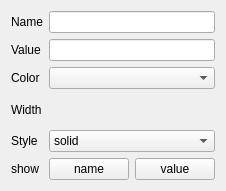
Qt form src/Interface/EdgePropertiesWidget.ui (KDE/rocs) before a commit.
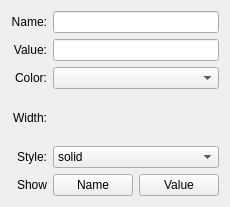
The same form after that commit. Custom widgets are drawn as their Qt base class.

Commit message: align labels to the right

The edit to the form file:
```diff
--- a/src/Interface/EdgePropertiesWidget.ui
+++ b/src/Interface/EdgePropertiesWidget.ui
@@ -6,8 +6,8 @@
    <rect>
     <x>0</x>
     <y>0</y>
-    <width>190</width>
-    <height>191</height>
+    <width>223</width>
+    <height>207</height>
    </rect>
   </property>
   <property name="windowTitle">
@@ -17,21 +17,30 @@
    <item row="2" column="0">
     <widget class="QLabel" name="label_2">
      <property name="text">
-      <string>Value</string>
+      <string>Value:</string>
+     </property>
+     <property name="alignment">
+      <set>Qt::AlignRight|Qt::AlignTrailing|Qt::AlignVCenter</set>
      </property>
     </widget>
    </item>
    <item row="3" column="0">
     <widget class="QLabel" name="label_3">
      <property name="text">
-      <string>Color</string>
+      <string>Color:</string>
+     </property>
+     <property name="alignment">
+      <set>Qt::AlignRight|Qt::AlignTrailing|Qt::AlignVCenter</set>
      </property>
     </widget>
    </item>
    <item row="4" column="0">
     <widget class="QLabel" name="label_4">
      <property name="text">
-      <string>Width</string>
+      <string>Width:</string>
+     </property>
+     <property name="alignment">
+      <set>Qt::AlignRight|Qt::AlignTrailing|Qt::AlignVCenter</set>
      </property>
     </widget>
    </item>
@@ -41,7 +50,10 @@
    <item row="5" column="0">
     <widget class="QLabel" name="label_5">
      <property name="text">
-      <string>Style</string>
+      <string>Style:</string>
+     </property>
+     <property name="alignment">
+      <set>Qt::AlignRight|Qt::AlignTrailing|Qt::AlignVCenter</set>
      </property>
     </widget>
    </item>
@@ -81,14 +93,17 @@
    <item row="1" column="0">
     <widget class="QLabel" name="label">
      <property name="text">
-      <string>Name</string>
+      <string>Name:</string>
+     </property>
+     <property name="alignment">
+      <set>Qt::AlignRight|Qt::AlignTrailing|Qt::AlignVCenter</set>
      </property>
     </widget>
    </item>
    <item row="6" column="2">
     <widget class="KPushButton" name="_showName">
      <property name="text">
-      <string>name</string>
+      <string>Name</string>
      </property>
      <property name="checkable">
       <bool>true</bool>
@@ -98,7 +113,7 @@
    <item row="6" column="3">
     <widget class="KPushButton" name="_showValue">
      <property name="text">
-      <string>value</string>
+      <string>Value</string>
      </property>
      <property name="checkable">
       <bool>true</bool>
@@ -108,7 +123,10 @@
    <item row="6" column="0">
     <widget class="QLabel" name="label_6">
      <property name="text">
-      <string>show</string>
+      <string>Show</string>
+     </property>
+     <property name="alignment">
+      <set>Qt::AlignRight|Qt::AlignTrailing|Qt::AlignVCenter</set>
      </property>
     </widget>
    </item>
```
Left out of the diff: 30 changed lines with no effect on the pictures.
